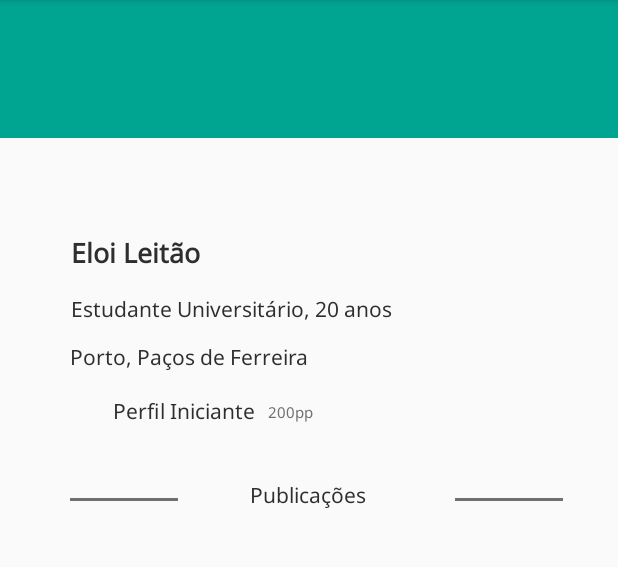
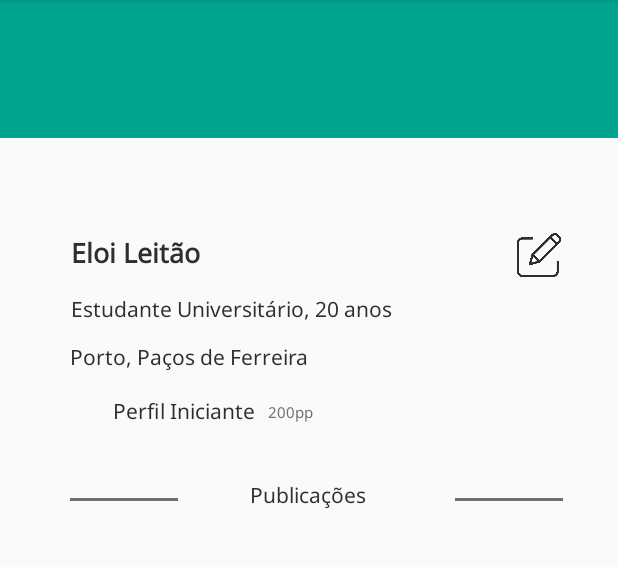
Before and after one commit to AFGRocha/projeto-trinsheira, an Android app: the Profile screen opened directly, with no data from a screen before it, on a phone screen of 412 x 824 dp, the part 84-651 px from its top. Run offline under Robolectric (Android 15) with nearby library versions, the phone set to English and light mode, and no system bars; Roboto replaces fonts that are not available here.

Commit message:
edit button

```diff
--- a/app/src/main/res/layout/activity_profile.xml
+++ b/app/src/main/res/layout/activity_profile.xml
@@ -135,5 +135,19 @@
         app:layout_constraintTop_toTopOf="parent"
         tools:src="@tools:sample/avatars" />
 
+    <ImageView
+        android:id="@+id/imageView6"
+        android:layout_width="33dp"
+        android:layout_height="29dp"
+        android:layout_marginStart="202dp"
+        android:layout_marginLeft="202dp"
+        android:layout_marginTop="63dp"
+        android:layout_marginEnd="36dp"
+        android:layout_marginRight="36dp"
+        app:layout_constraintEnd_toEndOf="parent"
+        app:layout_constraintStart_toEndOf="@+id/textView9"
+        app:layout_constraintTop_toBottomOf="@+id/textView8"
+        app:srcCompat="@drawable/edit" />
+
 
 </androidx.constraintlayout.widget.ConstraintLayout>
```
Also changed, not shown: app/src/main/res/drawable/edit.png (added).
